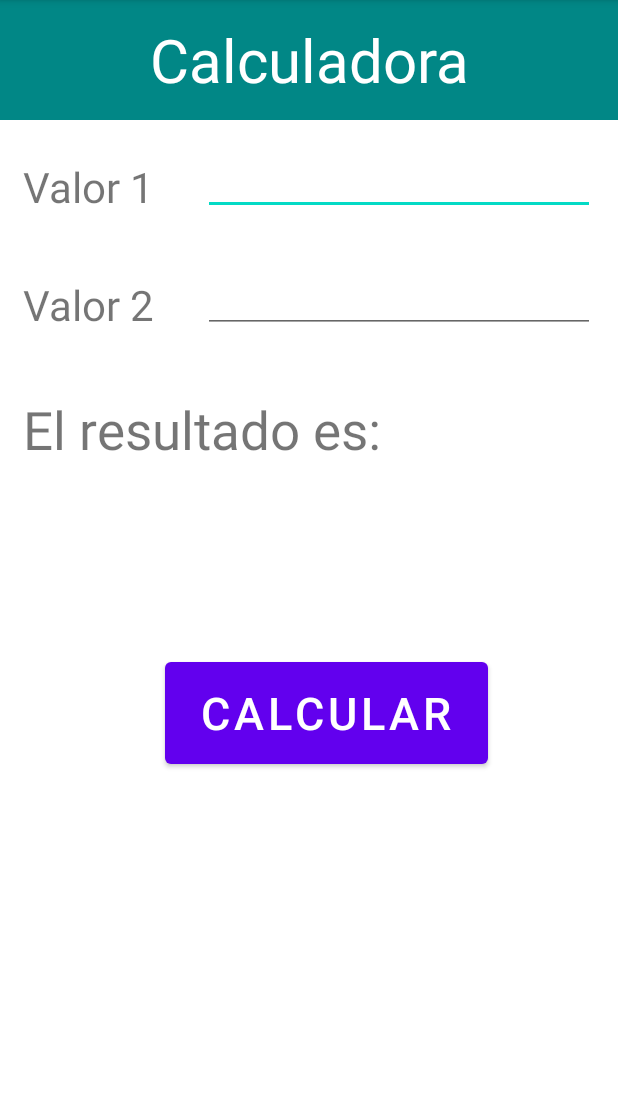
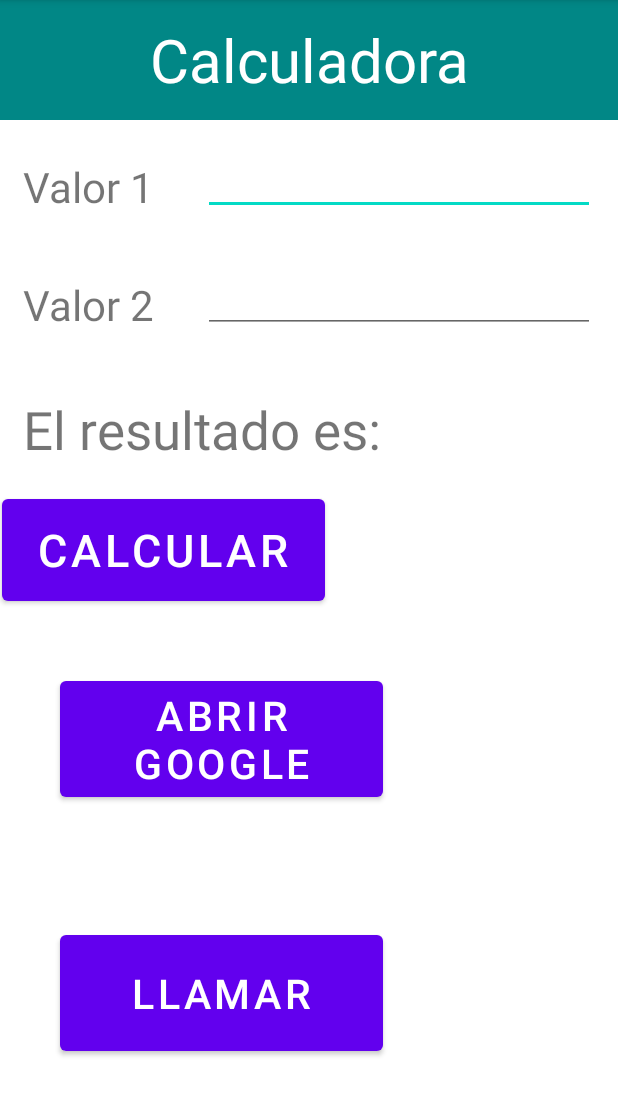
Before and after one commit to elvisrg/Pantalla2, an Android app: the screen it shows after launch (MainActivity), on a phone screen of 412 x 824 dp, the part 84-1200 px from its top. Run offline under Robolectric (Android 15) with nearby library versions, the phone set to English and light mode, and no system bars.

Commit message:
Crear Intent con permisos

```diff
--- a/app/src/main/AndroidManifest.xml
+++ b/app/src/main/AndroidManifest.xml
@@ -1,7 +1,7 @@
 <?xml version="1.0" encoding="utf-8"?>
 <manifest xmlns:android="http://schemas.android.com/apk/res/android"
     xmlns:tools="http://schemas.android.com/tools">
-
+    <uses-permission android:name="android.permission.CALL_PHONE"/>
     <application
         android:allowBackup="true"
         android:dataExtractionRules="@xml/data_extraction_rules"
--- a/app/src/main/java/clase3/elvis/dispositvos_moviles/MainActivity.java
+++ b/app/src/main/java/clase3/elvis/dispositvos_moviles/MainActivity.java
@@ -2,6 +2,7 @@ package clase3.elvis.dispositvos_moviles;
 
 import androidx.appcompat.app.AppCompatActivity;
 
+import android.annotation.SuppressLint;
 import android.content.Intent;
 import android.net.Uri;
 import android.os.Bundle;
@@ -16,12 +17,40 @@ public class MainActivity extends AppCompatActivity {
     EditText valor1, valor2;
     TextView result;
     Button calculate;
+    Button ir; //
+    Button Telef;
+    String phoneNumber = "3053286512";
 
-
+    @SuppressLint("MissingInflatedId")
     @Override
     protected void onCreate(Bundle savedInstanceState) {
         super.onCreate(savedInstanceState);
         setContentView(R.layout.activity_main);
+
+        ir = findViewById(R.id.id_google);
+        Telef = findViewById(R.id.id_llamada);
+
+        Telef.setOnClickListener(new View.OnClickListener() {
+            @Override
+            public void onClick(View v) {
+                Intent Llamar = new Intent(Intent.ACTION_DIAL);
+                Llamar.setData(Uri.parse( "tel:"+phoneNumber));
+                if(Llamar.resolveActivity(getPackageManager()) !=null){
+                    startActivity(Llamar);
+                }
+            }
+        });
+
+        ir.setOnClickListener(new View.OnClickListener() {
+            @Override
+            public void onClick(View v) {
+                Abrir_Google(v);
+            }
+        });
+
+
+
+
         Log.i(TAG, "--Crear--");
         valor1 =findViewById(R.id.valor1);
         valor2 =findViewById(R.id.valor2);
@@ -44,6 +73,8 @@ public class MainActivity extends AppCompatActivity {
 
 
         });
+
+
     }
 
     @Override
@@ -87,5 +118,16 @@ public class MainActivity extends AppCompatActivity {
 
 
     }
+    public void Abrir_Google(View view){
+        Intent IrAGoogle = new Intent(Intent.ACTION_VIEW);
+        IrAGoogle.setData(Uri.parse( "https://www.google.com/"));
+        startActivity(IrAGoogle);
+    }
+
+    public void Llamar(View view){
+        Intent IrAGoogle = new Intent(Intent.ACTION_VIEW);
+        IrAGoogle.setData(Uri.parse( "https://www.google.com/"));
+        startActivity(IrAGoogle);
+    }
 
 }
--- a/app/src/main/java/clase3/elvis/dispositvos_moviles/MainActivity2.java
+++ b/app/src/main/java/clase3/elvis/dispositvos_moviles/MainActivity2.java
@@ -3,17 +3,21 @@ package clase3.elvis.dispositvos_moviles;
 import androidx.appcompat.app.AppCompatActivity;
 
 import android.os.Bundle;
+import android.widget.Button;
 import android.widget.TextView;
 
 public class MainActivity2 extends AppCompatActivity {
 
     TextView mostrarDatos, valor1, valor2;
 
+
     @Override
     protected void onCreate(Bundle savedInstanceState) {
         super.onCreate(savedInstanceState);
+        setContentView(R.layout.activity_main2);
 
-        setContentView(R.layout.activity_main2);
+
+
         String Lado1 = getIntent().getStringExtra("Lado1");
         String Lado2 = getIntent().getStringExtra("Lado2");
         publicarDatos(Lado1, Lado2);
--- a/app/src/main/res/layout/activity_main.xml
+++ b/app/src/main/res/layout/activity_main.xml
@@ -103,18 +103,66 @@
         </TextView>
 
 
+
+
     </LinearLayout>
 
+    <LinearLayout
+        android:layout_width="match_parent"
+        android:layout_height="wrap_content">
         <Button
             android:id="@+id/calcular"
             android:layout_width="215dp"
             android:layout_height="80dp"
-        android:layout_margin="110dp"
+            android:layout_margin="1dp"
             android:text="Calcular"
             android:textSize="30dp"
             >
 
         </Button>
+    </LinearLayout>
+
+    <LinearLayout
+        android:layout_width="match_parent"
+        android:layout_height="wrap_content"
+
+        >
+
+        <Button
+            android:id="@+id/id_google"
+            android:layout_width="215dp"
+            android:layout_height="89dp"
+            android:layout_margin="40dp"
+            android:text="@string/Google"
+            android:textSize="27dp"
+            android:gravity="center">
+            >
+
+        </Button>
+    </LinearLayout>
+
+    <LinearLayout
+        android:layout_width="match_parent"
+        android:layout_height="wrap_content"
+
+        >
+
+        <Button
+            android:id="@+id/id_llamada"
+            android:layout_width="215dp"
+            android:layout_height="89dp"
+            android:layout_margin="40dp"
+            android:text="@string/Telefono"
+            android:textSize="27dp"
+            android:gravity="center">
+            >
+
+        </Button>
+    </LinearLayout>
+
+
+
+
 
 
 </LinearLayout>
--- a/app/src/main/res/values/strings.xml
+++ b/app/src/main/res/values/strings.xml
@@ -4,4 +4,6 @@
     <string name="Lado1">Valor 1</string>
     <string name="Lado2">Valor 2</string>
     <string name="Resul">El resultado es:</string>
+    <string name="Google">Abrir Google</string>
+    <string name="Telefono">Llamar</string>
 </resources>
```
Lines whose indentation alone changed are shown as unchanged.
